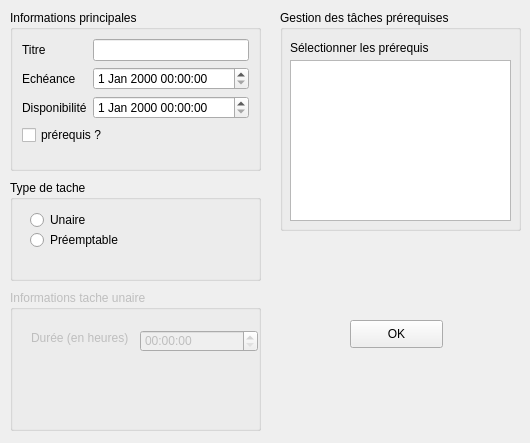
Before: the Qt Designer form window_addtacheunaire.ui in cezuriku/LO21, drawn with Qt 5.
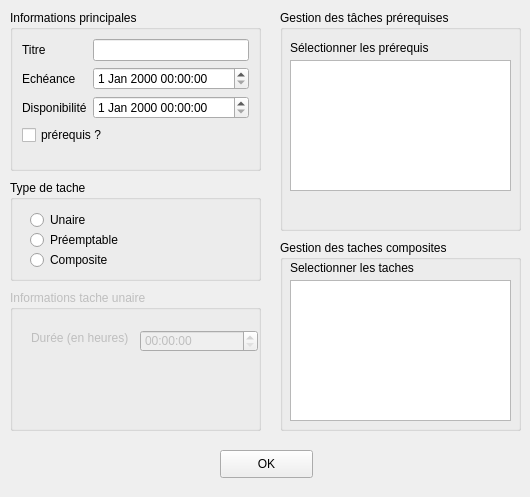
After: the same form once the commit is applied.

Diff of the .ui file:
```diff
--- a/window_addtacheunaire.ui
+++ b/window_addtacheunaire.ui
@@ -7,7 +7,7 @@
     <x>0</x>
     <y>0</y>
     <width>530</width>
-    <height>443</height>
+    <height>497</height>
    </rect>
   </property>
   <property name="windowTitle">
@@ -103,6 +103,19 @@
      <string>Préemptable</string>
     </property>
    </widget>
+   <widget class="QRadioButton" name="rb_comp">
+    <property name="geometry">
+     <rect>
+      <x>20</x>
+      <y>70</y>
+      <width>95</width>
+      <height>20</height>
+     </rect>
+    </property>
+    <property name="text">
+     <string>Composite</string>
+    </property>
+   </widget>
   </widget>
   <widget class="QGroupBox" name="gb_unaire">
    <property name="enabled">
@@ -168,7 +181,7 @@
       <x>10</x>
       <y>50</y>
       <width>221</width>
-      <height>161</height>
+      <height>131</height>
      </rect>
     </property>
    </widget>
@@ -189,8 +202,8 @@
   <widget class="QPushButton" name="b_ok">
    <property name="geometry">
     <rect>
-     <x>350</x>
-     <y>320</y>
+     <x>220</x>
+     <y>450</y>
      <width>93</width>
      <height>28</height>
     </rect>
@@ -199,6 +212,42 @@
     <string>OK</string>
    </property>
   </widget>
+  <widget class="QGroupBox" name="gb_compo">
+   <property name="geometry">
+    <rect>
+     <x>280</x>
+     <y>240</y>
+     <width>241</width>
+     <height>191</height>
+    </rect>
+   </property>
+   <property name="title">
+    <string>Gestion des taches composites</string>
+   </property>
+   <widget class="QLabel" name="label_6">
+    <property name="geometry">
+     <rect>
+      <x>10</x>
+      <y>20</y>
+      <width>191</width>
+      <height>16</height>
+     </rect>
+    </property>
+    <property name="text">
+     <string>Selectionner les taches</string>
+    </property>
+   </widget>
+   <widget class="QListView" name="list_comp">
+    <property name="geometry">
+     <rect>
+      <x>10</x>
+      <y>40</y>
+      <width>221</width>
+      <height>141</height>
+     </rect>
+    </property>
+   </widget>
+  </widget>
  </widget>
  <resources/>
  <connections/>
```
